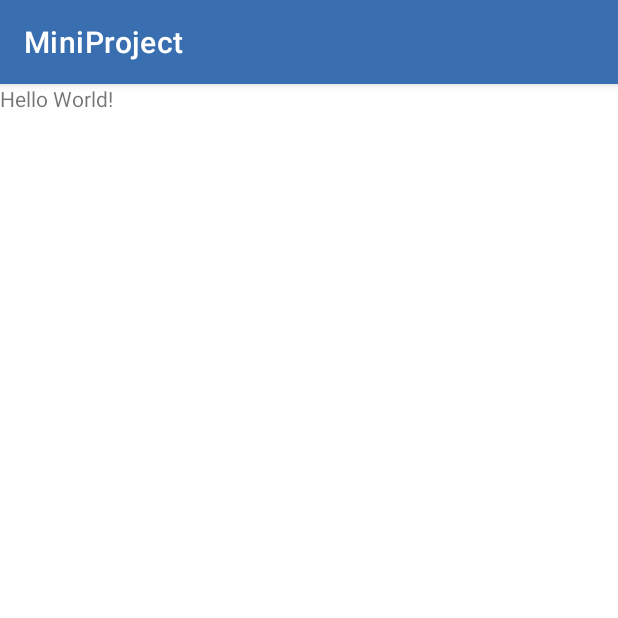
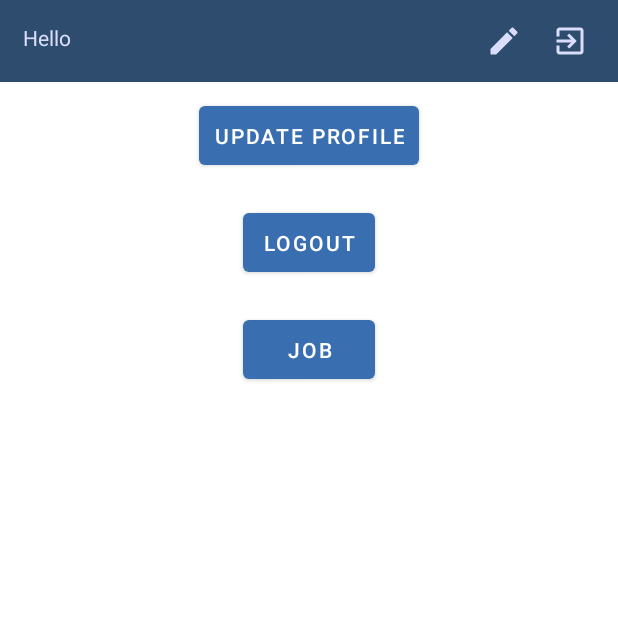
Before and after one commit to egliette/JobFound, an Android app: the screen it shows after launch once a user with an empty profile is signed in (MainActivity), on a phone screen of 412 x 824 dp, the top half of it. Run offline under Robolectric (Android 15) with nearby library versions, the phone set to English and light mode, and no system bars; our stand-ins replace Firebase (no records; nobody signed in at launch, a user with empty details on screens opened directly).

Commit message:
Some edit in MainActivity

```diff
--- a/app/src/main/AndroidManifest.xml
+++ b/app/src/main/AndroidManifest.xml
@@ -13,13 +13,16 @@
         android:label="@string/app_name"
         android:roundIcon="@mipmap/ic_launcher_round"
         android:supportsRtl="true"
-        android:theme="@style/Theme.MiniProject">
+        android:theme="@style/Theme.MiniProject"
+        android:screenOrientation="portrait" >
         <activity
             android:name=".LoginActivity"
-            android:exported="true" />
+            android:exported="true"
+            android:screenOrientation="portrait"/>
         <activity
             android:name=".MainActivity"
-            android:exported="true">
+            android:exported="true"
+            android:screenOrientation="portrait" >
             <intent-filter>
                 <action android:name="android.intent.action.MAIN" />
 
--- a/app/src/main/java/com/example/miniproject/LoginActivity.java
+++ b/app/src/main/java/com/example/miniproject/LoginActivity.java
@@ -3,6 +3,7 @@ package com.example.miniproject;
 import androidx.annotation.NonNull;
 import androidx.appcompat.app.AppCompatActivity;
 
+import android.app.ProgressDialog;
 import android.content.Intent;
 import android.os.Bundle;
 import android.text.TextUtils;
@@ -26,7 +27,8 @@ public class LoginActivity extends AppCompatActivity {
     Button btnLogin;
     EditText etLoginEmail;
     EditText etLoginPassword;
-    ProgressBar progressBar;
+
+    ProgressDialog progressDialog;
 
     FirebaseAuth mAuth;
 
@@ -34,13 +36,15 @@ public class LoginActivity extends AppCompatActivity {
     protected void onCreate(Bundle savedInstanceState) {
         super.onCreate(savedInstanceState);
         setContentView(R.layout.activity_login);
+        getSupportActionBar().hide();
 
         etLoginEmail = (EditText) findViewById(R.id.etLoginEmail);
         etLoginPassword = (EditText) findViewById(R.id.etLoginPassword);
         btnLogin = (Button) findViewById(R.id.btnLogin);
         tvRegisterHere = (TextView) findViewById(R.id.tvRegisterHere);
         tvForgotPassword = (TextView) findViewById(R.id.tvForgotPassword);
-        progressBar = (ProgressBar)  findViewById(R.id.progressBar);
+
+        progressDialog = new ProgressDialog(this);
 
         mAuth = FirebaseAuth.getInstance();
 
@@ -76,11 +80,11 @@ public class LoginActivity extends AppCompatActivity {
             etLoginPassword.requestFocus();
         }
         else {
-            progressBar.setVisibility(View.VISIBLE);
+            progressDialog.show();
             mAuth.signInWithEmailAndPassword(email, password).addOnCompleteListener(new OnCompleteListener<AuthResult>() {
                 @Override
                 public void onComplete(@NonNull Task<AuthResult> task) {
-                    progressBar.setVisibility(View.GONE);
+                    progressDialog.dismiss();
                     if (task.isSuccessful()){
                         Toast.makeText(LoginActivity.this, "User logged in successfully", Toast.LENGTH_SHORT).show();
                         startActivity(new Intent(LoginActivity.this, MainActivity.class));
--- a/app/src/main/java/com/example/miniproject/MainActivity.java
+++ b/app/src/main/java/com/example/miniproject/MainActivity.java
@@ -3,13 +3,22 @@ package com.example.miniproject;
 import androidx.appcompat.app.AppCompatActivity;
 
 import android.content.Intent;
+import android.media.Image;
 import android.os.Bundle;
 import android.view.View;
+import android.widget.Button;
+import android.widget.ImageView;
+import android.widget.TextView;
 
 import com.google.firebase.auth.FirebaseAuth;
 import com.google.firebase.auth.FirebaseUser;
 
 public class MainActivity extends AppCompatActivity {
+
+    Button btnJob;
+    TextView tvHello;
+    ImageView ivLogout;
+    ImageView ivUpdate;
 
     private FirebaseAuth mAuth;
 
@@ -17,8 +26,32 @@ public class MainActivity extends AppCompatActivity {
     protected void onCreate(Bundle savedInstanceState) {
         super.onCreate(savedInstanceState);
         setContentView(R.layout.activity_main);
+        getSupportActionBar().hide();
+
+        ivLogout = (ImageView) findViewById(R.id.ivLogout);
+        ivUpdate = (ImageView) findViewById(R.id.ivUpdate);
+        btnJob = (Button) findViewById(R.id.btnJob);
+        tvHello = (TextView) findViewById(R.id.tvHello);
 
         mAuth = FirebaseAuth.getInstance();
+
+        ivLogout.setOnClickListener(view -> {
+            mAuth.signOut();
+            startActivity(new Intent(this, LoginActivity.class));
+        });
+
+        ivUpdate.setOnClickListener(view -> {
+            //startActivity(new Intent(this, UpdateActivity.class));
+        });
+
+        btnJob.setOnClickListener(view -> {
+            //startActivity(new Intent(this, JobActivity.class));
+        });
+
+        if (mAuth.getCurrentUser() != null) {
+            String userEmail = mAuth.getCurrentUser().getEmail();
+            tvHello.setText(tvHello.getText().toString()+userEmail);
+        }
     }
 
     @Override
--- /dev/null
+++ b/app/src/main/res/drawable/ic_baseline_exit_to_app_24.xml
@@ -0,0 +1,5 @@
+<vector android:height="24dp" android:tint="#DADDFC"
+    android:viewportHeight="24" android:viewportWidth="24"
+    android:width="24dp" xmlns:android="http://schemas.android.com/apk/res/android">
+    <path android:fillColor="@android:color/white" android:pathData="M10.09,15.59L11.5,17l5,-5 -5,-5 -1.41,1.41L12.67,11H3v2h9.67l-2.58,2.59zM19,3H5c-1.11,0 -2,0.9 -2,2v4h2V5h14v14H5v-4H3v4c0,1.1 0.89,2 2,2h14c1.1,0 2,-0.9 2,-2V5c0,-1.1 -0.9,-2 -2,-2z"/>
+</vector>
--- /dev/null
+++ b/app/src/main/res/drawable/ic_edit.xml
@@ -0,0 +1,5 @@
+<vector android:height="24dp" android:tint="#DADDFC"
+    android:viewportHeight="24" android:viewportWidth="24"
+    android:width="24dp" xmlns:android="http://schemas.android.com/apk/res/android">
+    <path android:fillColor="@android:color/white" android:pathData="M3,17.25V21h3.75L17.81,9.94l-3.75,-3.75L3,17.25zM20.71,7.04c0.39,-0.39 0.39,-1.02 0,-1.41l-2.34,-2.34c-0.39,-0.39 -1.02,-0.39 -1.41,0l-1.83,1.83 3.75,3.75 1.83,-1.83z"/>
+</vector>
--- a/app/src/main/res/layout/activity_login.xml
+++ b/app/src/main/res/layout/activity_login.xml
@@ -112,14 +112,6 @@
             android:textColor="#396EB0"
             android:id="@+id/tvForgotPassword"/>
 
-        <ProgressBar
-            android:layout_width="wrap_content"
-            android:layout_height="wrap_content"
-            android:visibility="gone"
-            android:layout_gravity="center"
-            android:layout_margin="10dp"
-            android:id="@+id/progressBar"/>
-
     </LinearLayout>
 
 </LinearLayout>
--- a/app/src/main/res/layout/activity_main.xml
+++ b/app/src/main/res/layout/activity_main.xml
@@ -7,13 +7,74 @@
     android:orientation="vertical"
     tools:context=".MainActivity">
 
-    <TextView
+    <RelativeLayout
+        android:layout_width="match_parent"
+        android:layout_height="wrap_content"
+        android:background="#2E4C6D">
+        <TextView
+            android:layout_width="wrap_content"
+            android:layout_height="wrap_content"
+            android:layout_margin="15dp"
+            android:text="Hello "
+            android:id="@+id/tvHello"
+            android:textColor="#DADDFC"/>
+
+        <LinearLayout
+            android:layout_width="wrap_content"
+            android:layout_height="wrap_content"
+            android:layout_alignParentRight="true"
+            android:orientation="horizontal">
+
+            <ImageView
+                android:layout_width="wrap_content"
+                android:layout_height="wrap_content"
+                android:layout_marginTop="15dp"
+                android:layout_marginBottom="15dp"
+                android:layout_marginRight="20dp"
+                android:id="@+id/ivUpdate"
+                android:src="@drawable/ic_edit"/>
+
+            <ImageView
+                android:layout_width="wrap_content"
+                android:layout_height="wrap_content"
+                android:layout_marginTop="15dp"
+                android:layout_marginBottom="15dp"
+                android:layout_marginRight="20dp"
+                android:id="@+id/ivLogout"
+                android:src="@drawable/ic_baseline_exit_to_app_24" />
+
+        </LinearLayout>
+
+    </RelativeLayout>
+
+
+
+    <Button
         android:layout_width="wrap_content"
         android:layout_height="wrap_content"
-        android:text="Hello World!"
-        app:layout_constraintBottom_toBottomOf="parent"
-        app:layout_constraintLeft_toLeftOf="parent"
-        app:layout_constraintRight_toRightOf="parent"
-        app:layout_constraintTop_toTopOf="parent" />
+        android:text="Update profile"
+        android:layout_margin="10dp"
+        android:layout_gravity="center"
+        android:padding="10dp"
+        android:id="@+id/btnUpdate"/>
+
+    <Button
+        android:layout_width="wrap_content"
+        android:layout_height="wrap_content"
+        android:text="Logout"
+        android:layout_margin="10dp"
+        android:layout_gravity="center"
+        android:padding="10dp"
+        android:id="@+id/btnLogout"/>
+
+    <Button
+        android:layout_width="wrap_content"
+        android:layout_height="wrap_content"
+        android:text="Job"
+        android:layout_margin="10dp"
+        android:layout_gravity="center"
+        android:padding="10dp"
+        android:id="@+id/btnJob"/>
+
 
 </LinearLayout>
```
